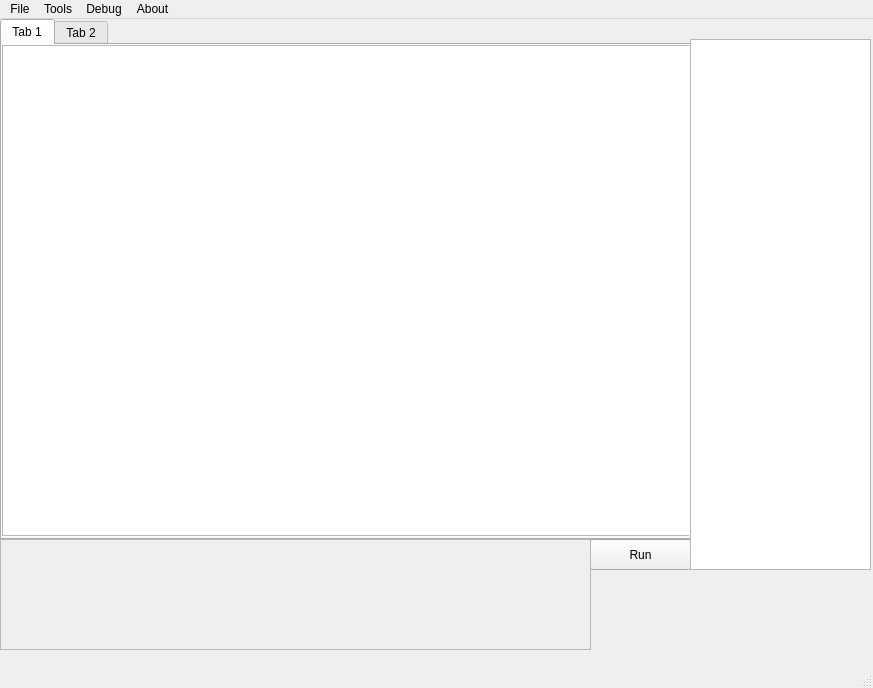
First picture: the form in Qt/mainwindow.ui, repository TomHaii/SRCsim, before the edit.
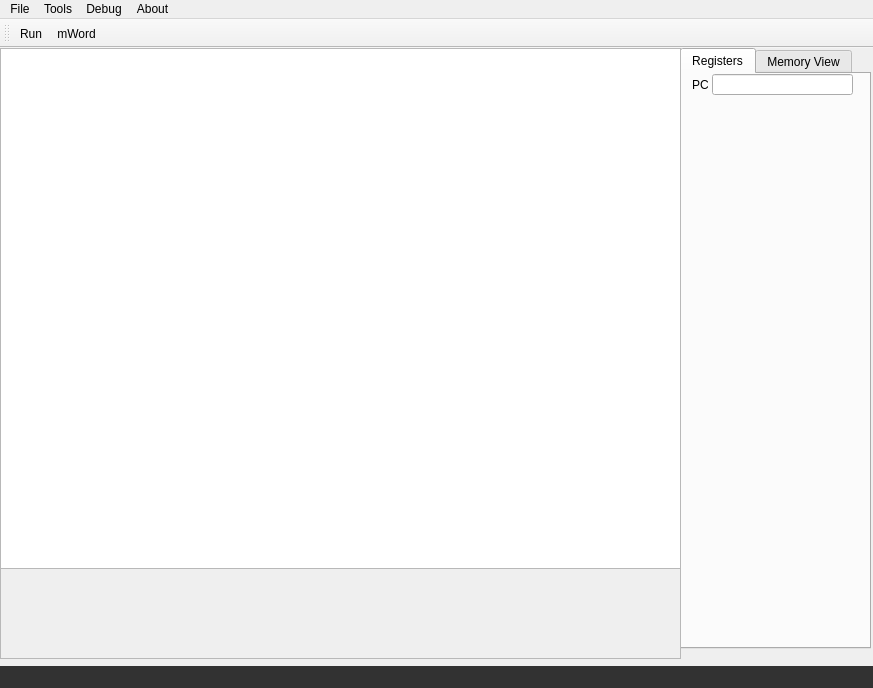
Second picture: the form after the edit. The open tabs and pages were chosen to show the change. Icons and pictures are not drawn.

Commit message: QT: icons

The edit to the form file:
```diff
--- a/Qt/mainwindow.ui
+++ b/Qt/mainwindow.ui
@@ -13,65 +13,80 @@
   <property name="windowTitle">
    <string>SRCsim</string>
   </property>
+  <property name="styleSheet">
+   <string notr="true"/>
+  </property>
   <widget class="QWidget" name="centralwidget">
-   <widget class="QPushButton" name="Run">
+   <property name="styleSheet">
+    <string notr="true"/>
+   </property>
+   <widget class="QTabWidget" name="mainTabs">
     <property name="geometry">
      <rect>
-      <x>590</x>
-      <y>520</y>
-      <width>101</width>
-      <height>31</height>
-     </rect>
-    </property>
-    <property name="text">
-     <string>Run</string>
-    </property>
-    <property name="autoDefault">
-     <bool>false</bool>
-    </property>
-   </widget>
-   <widget class="QTabWidget" name="tabWidget">
-    <property name="geometry">
-     <rect>
-      <x>0</x>
+      <x>680</x>
       <y>0</y>
-      <width>691</width>
-      <height>521</height>
+      <width>191</width>
+      <height>601</height>
      </rect>
     </property>
+    <property name="toolTip">
+     <string>&lt;html&gt;&lt;head/&gt;&lt;body&gt;&lt;p&gt;Editor&lt;/p&gt;&lt;/body&gt;&lt;/html&gt;</string>
+    </property>
+    <property name="whatsThis">
+     <string>&lt;html&gt;&lt;head/&gt;&lt;body&gt;&lt;p&gt;Main Editor&lt;/p&gt;&lt;p&gt;&lt;br/&gt;&lt;/p&gt;&lt;/body&gt;&lt;/html&gt;</string>
+    </property>
+    <property name="autoFillBackground">
+     <bool>false</bool>
+    </property>
+    <property name="styleSheet">
+     <string notr="true"/>
+    </property>
     <property name="currentIndex">
      <number>0</number>
     </property>
-    <widget class="QWidget" name="tab">
+    <property name="documentMode">
+     <bool>false</bool>
+    </property>
+    <widget class="QWidget" name="registersTab">
+     <property name="styleSheet">
+      <string notr="true"/>
+     </property>
      <attribute name="title">
-      <string>Tab 1</string>
+      <string>Registers</string>
      </attribute>
-     <widget class="QTextEdit" name="textEdit">
+     <widget class="QLineEdit" name="pcEdit">
       <property name="geometry">
        <rect>
-        <x>0</x>
+        <x>30</x>
         <y>0</y>
-        <width>691</width>
-        <height>491</height>
+        <width>141</width>
+        <height>21</height>
        </rect>
       </property>
-      <property name="minimumSize">
-       <size>
-        <width>691</width>
-        <height>192</height>
-       </size>
+     </widget>
+     <widget class="QLabel" name="pcLabel">
+      <property name="geometry">
+       <rect>
+        <x>10</x>
+        <y>0</y>
+        <width>16</width>
+        <height>21</height>
+       </rect>
       </property>
-      <property name="font">
-       <font>
-        <family>Source Code Pro</family>
-        <pointsize>10</pointsize>
-       </font>
+      <property name="text">
+       <string>PC:</string>
+      </property>
+      <property name="alignment">
+       <set>Qt::AlignLeading|Qt::AlignLeft|Qt::AlignVCenter</set>
       </property>
      </widget>
     </widget>
-    <widget class="QWidget" name="tab_2">
+    <widget class="QWidget" name="memoryTab">
+     <property name="styleSheet">
+      <string notr="true"/>
+     </property>
      <attribute name="title">
-      <string>Tab 2</string>
+      <string>Memory View</string>
      </attribute>
     </widget>
    </widget>
@@ -83,23 +98,39 @@
      <rect>
       <x>0</x>
       <y>520</y>
-      <width>591</width>
-      <height>111</height>
+      <width>681</width>
+      <height>91</height>
      </rect>
     </property>
     <property name="placeholderText">
      <string extracomment="Output"/>
     </property>
    </widget>
-   <widget class="QListView" name="registersList">
+   <widget class="QTextEdit" name="textEdit">
     <property name="geometry">
      <rect>
-      <x>690</x>
-      <y>20</y>
-      <width>181</width>
-      <height>531</height>
+      <x>0</x>
+      <y>0</y>
+      <width>681</width>
+      <height>521</height>
      </rect>
     </property>
+    <property name="font">
+     <font>
+      <family>Consolas</family>
+      <pointsize>11</pointsize>
+      <weight>50</weight>
+      <italic>false</italic>
+      <bold>false</bold>
+     </font>
+    </property>
+    <property name="styleSheet">
+     <string notr="true">font: 11pt &quot;Consolas&quot;;
+</string>
+    </property>
+    <property name="acceptRichText">
+     <bool>false</bool>
+    </property>
    </widget>
   </widget>
   <widget class="QMenuBar" name="menubar">
@@ -139,7 +170,30 @@
    <addaction name="menuDebug"/>
    <addaction name="menuAbout_2"/>
   </widget>
-  <widget class="QStatusBar" name="statusbar"/>
+  <widget class="QStatusBar" name="statusbar">
+   <property name="styleSheet">
+    <string notr="true">background-color:  rgb(50, 50, 50)</string>
+   </property>
+  </widget>
+  <widget class="QToolBar" name="toolBar">
+   <property name="contextMenuPolicy">
+    <enum>Qt::DefaultContextMenu</enum>
+   </property>
+   <property name="windowTitle">
+    <string>toolBar</string>
+   </property>
+   <property name="styleSheet">
+    <string notr="true"/>
+   </property>
+   <attribute name="toolBarArea">
+    <enum>TopToolBarArea</enum>
+   </attribute>
+   <attribute name="toolBarBreak">
+    <bool>false</bool>
+   </attribute>
+   <addaction name="toolRun"/>
+   <addaction name="actionmWord"/>
+  </widget>
   <action name="actionFile">
    <property name="text">
     <string>New</string>
@@ -155,6 +209,30 @@
     <string>Open</string>
    </property>
   </action>
+  <action name="toolRun">
+   <property name="checkable">
+    <bool>false</bool>
+   </property>
+   <property name="icon">
+    <iconset resource="resources.qrc">
+     <normaloff>:/run</normaloff>:/run</iconset>
+   </property>
+   <property name="text">
+    <string>Run</string>
+   </property>
+   <property name="iconText">
+    <string>Run</string>
+   </property>
+  </action>
+  <action name="actionmWord">
+   <property name="icon">
+    <iconset resource="resources.qrc">
+     <normaloff>:/mTool</normaloff>:/mTool</iconset>
+   </property>
+   <property name="text">
+    <string>mWord</string>
+   </property>
+  </action>
  </widget>
  <resources/>
  <connections/>
```
Left out of the diff: 12 changed lines with no effect on the pictures. The commit also changes 11 other files.
